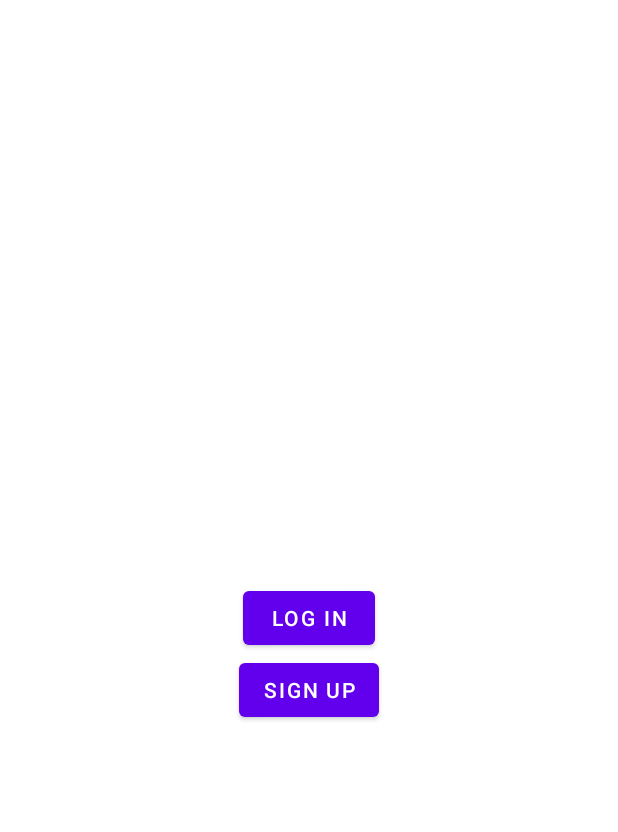
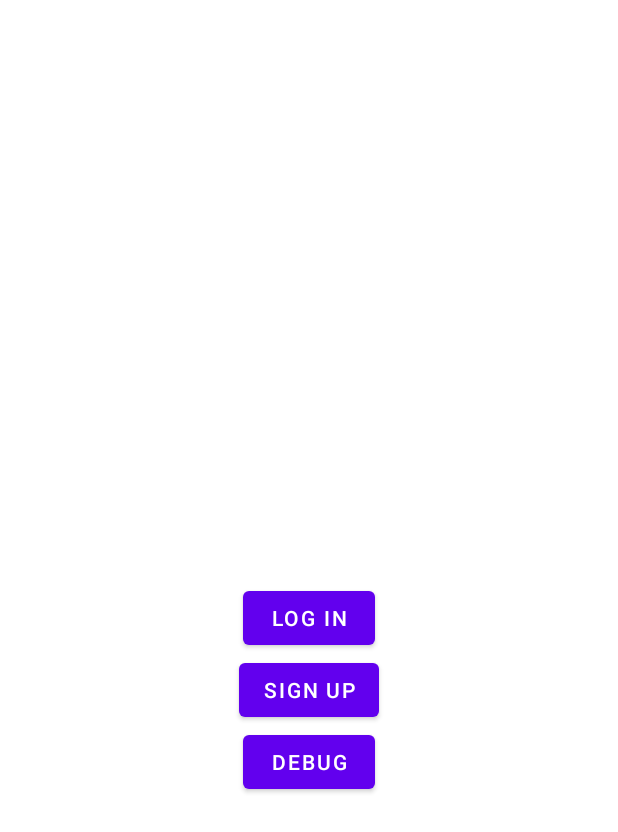
Before and after one commit to efer0012/FIT5046, an Android app: the screen it shows after launch (LaunchActivity), on a phone screen of 412 x 824 dp. Shown: the top 832 px of the screen. Run offline under Robolectric (Android 15) with nearby library versions, the phone set to English and light mode, and no system bars; our stand-ins replace Firebase (no records; nobody signed in at launch, a user with empty details on screens opened directly).

Commit message:
Add debug access in launch screen

```diff
--- a/app/src/main/java/com/example/befit/LaunchActivity.java
+++ b/app/src/main/java/com/example/befit/LaunchActivity.java
@@ -30,5 +30,12 @@ public class LaunchActivity extends AppCompatActivity {
                 startActivity(new Intent(LaunchActivity.this, LoginActivity.class));
             }
         });
+        Button debugButton = findViewById(R.id.debugButton);
+        debugButton.setOnClickListener(new View.OnClickListener() {
+            @Override
+            public void onClick(View v) {
+                startActivity(new Intent(LaunchActivity.this, MainActivity.class));
+            }
+        });
     }
 }
--- a/app/src/main/res/layout/activity_launch.xml
+++ b/app/src/main/res/layout/activity_launch.xml
@@ -20,4 +20,12 @@
         android:text="SIGN UP"
         android:layout_below="@+id/loginButton"
         android:layout_centerInParent="true" />
+    <!-- debug TODO:delete -->
+    <Button
+        android:id="@+id/debugButton"
+        android:layout_width="wrap_content"
+        android:layout_height="wrap_content"
+        android:text="Debug"
+        android:layout_below="@+id/signupButton"
+        android:layout_centerInParent="true" />
 </RelativeLayout>
```
